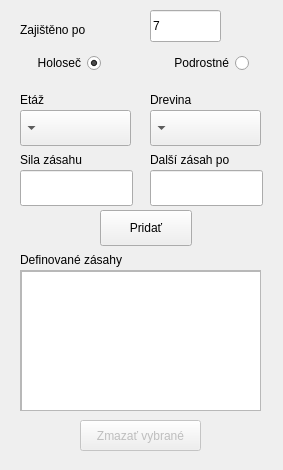
Before: the Qt Designer form Database/create_processes.ui in kasparj/Optimal-Q-GIS, drawn with Qt 5.
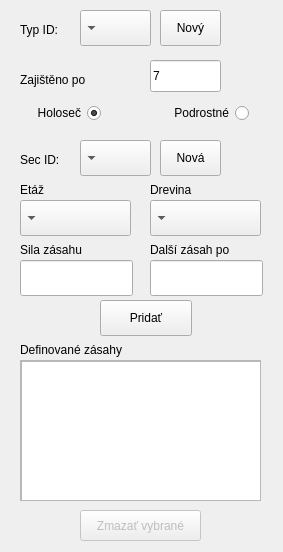
After: the same form once the commit is applied.

Commit message: Add ids into adding processes

```diff
--- a/Database/create_processes.ui
+++ b/Database/create_processes.ui
@@ -7,7 +7,7 @@
     <x>0</x>
     <y>0</y>
     <width>283</width>
-    <height>470</height>
+    <height>552</height>
    </rect>
   </property>
   <property name="windowTitle">
@@ -21,7 +21,7 @@
     <property name="geometry">
      <rect>
       <x>10</x>
-      <y>50</y>
+      <y>100</y>
       <width>91</width>
       <height>26</height>
      </rect>
@@ -40,7 +40,7 @@
     <property name="geometry">
      <rect>
       <x>140</x>
-      <y>50</y>
+      <y>100</y>
       <width>109</width>
       <height>26</height>
      </rect>
@@ -56,7 +56,7 @@
     <property name="geometry">
      <rect>
       <x>20</x>
-      <y>110</y>
+      <y>200</y>
       <width>111</width>
       <height>36</height>
      </rect>
@@ -66,7 +66,7 @@
     <property name="geometry">
      <rect>
       <x>150</x>
-      <y>110</y>
+      <y>200</y>
       <width>111</width>
       <height>36</height>
      </rect>
@@ -76,7 +76,7 @@
     <property name="geometry">
      <rect>
       <x>20</x>
-      <y>90</y>
+      <y>180</y>
       <width>63</width>
       <height>20</height>
      </rect>
@@ -89,7 +89,7 @@
     <property name="geometry">
      <rect>
       <x>150</x>
-      <y>90</y>
+      <y>180</y>
       <width>63</width>
       <height>20</height>
      </rect>
@@ -102,7 +102,7 @@
     <property name="geometry">
      <rect>
       <x>150</x>
-      <y>170</y>
+      <y>260</y>
       <width>113</width>
       <height>36</height>
      </rect>
@@ -112,7 +112,7 @@
     <property name="geometry">
      <rect>
       <x>20</x>
-      <y>170</y>
+      <y>260</y>
       <width>113</width>
       <height>36</height>
      </rect>
@@ -122,7 +122,7 @@
     <property name="geometry">
      <rect>
       <x>20</x>
-      <y>150</y>
+      <y>240</y>
       <width>81</width>
       <height>20</height>
      </rect>
@@ -135,7 +135,7 @@
     <property name="geometry">
      <rect>
       <x>150</x>
-      <y>150</y>
+      <y>240</y>
       <width>111</width>
       <height>20</height>
      </rect>
@@ -148,7 +148,7 @@
     <property name="geometry">
      <rect>
       <x>100</x>
-      <y>210</y>
+      <y>300</y>
       <width>92</width>
       <height>36</height>
      </rect>
@@ -161,7 +161,7 @@
     <property name="geometry">
      <rect>
       <x>20</x>
-      <y>250</y>
+      <y>340</y>
       <width>231</width>
       <height>20</height>
      </rect>
@@ -174,7 +174,7 @@
     <property name="geometry">
      <rect>
       <x>20</x>
-      <y>270</y>
+      <y>360</y>
       <width>241</width>
       <height>141</height>
      </rect>
@@ -216,7 +216,7 @@
     <property name="geometry">
      <rect>
       <x>80</x>
-      <y>420</y>
+      <y>510</y>
       <width>121</width>
       <height>31</height>
      </rect>
@@ -232,7 +232,7 @@
     <property name="geometry">
      <rect>
       <x>20</x>
-      <y>20</y>
+      <y>70</y>
       <width>91</width>
       <height>20</height>
      </rect>
@@ -245,7 +245,7 @@
     <property name="geometry">
      <rect>
       <x>150</x>
-      <y>10</y>
+      <y>60</y>
       <width>71</width>
       <height>32</height>
      </rect>
@@ -254,6 +254,78 @@
      <string>7</string>
     </property>
    </widget>
+   <widget class="QLabel" name="label_7">
+    <property name="geometry">
+     <rect>
+      <x>20</x>
+      <y>20</y>
+      <width>62</width>
+      <height>20</height>
+     </rect>
+    </property>
+    <property name="text">
+     <string>Typ ID:</string>
+    </property>
+   </widget>
+   <widget class="QComboBox" name="typ_id">
+    <property name="geometry">
+     <rect>
+      <x>80</x>
+      <y>10</y>
+      <width>71</width>
+      <height>36</height>
+     </rect>
+    </property>
+   </widget>
+   <widget class="QToolButton" name="new_id">
+    <property name="geometry">
+     <rect>
+      <x>160</x>
+      <y>10</y>
+      <width>61</width>
+      <height>36</height>
+     </rect>
+    </property>
+    <property name="text">
+     <string>Nový</string>
+    </property>
+   </widget>
+   <widget class="QComboBox" name="sec_id">
+    <property name="geometry">
+     <rect>
+      <x>80</x>
+      <y>140</y>
+      <width>71</width>
+      <height>36</height>
+     </rect>
+    </property>
+   </widget>
+   <widget class="QToolButton" name="new_sec">
+    <property name="geometry">
+     <rect>
+      <x>160</x>
+      <y>140</y>
+      <width>61</width>
+      <height>36</height>
+     </rect>
+    </property>
+    <property name="text">
+     <string>Nová</string>
+    </property>
+   </widget>
+   <widget class="QLabel" name="label_8">
+    <property name="geometry">
+     <rect>
+      <x>20</x>
+      <y>150</y>
+      <width>62</width>
+      <height>20</height>
+     </rect>
+    </property>
+    <property name="text">
+     <string>Sec ID:</string>
+    </property>
+   </widget>
   </widget>
  </widget>
  <resources/>
```
The commit also changes 3 other files.
